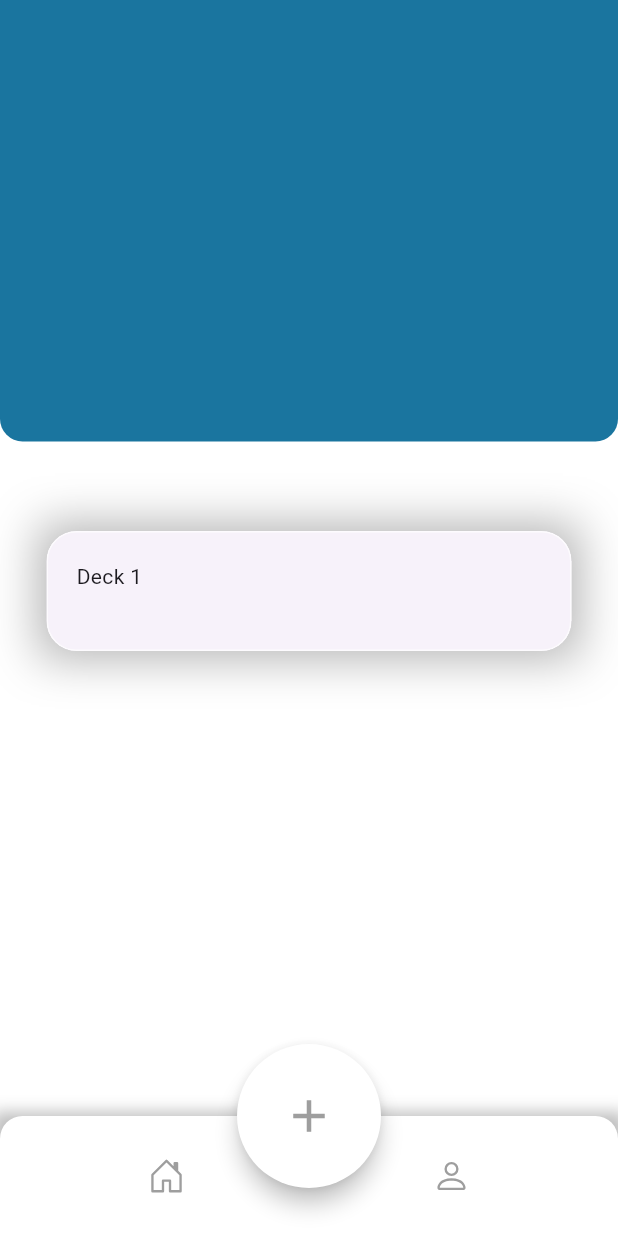
After one commit to louiec612/project_fluttercse10, a Flutter app: the HomePage screen opened directly, after a tap on "View All", on a phone screen of 412 x 824 dp. The commit adds this screen. Run offline on Flutter 3.47's test engine with Material 3 defaults, Android fonts, the phone set to English and light mode, and no system bars; drawn by our look-alikes of zoom_tap_animation; our stand-ins replace bootstrap_icons, carousel_slider, flutter_animate, google_fonts, google_generative_ai, sqflite and 1 more; accounts and stored records are empty; network calls fail.

Commit message:
06/12/2024 1230PM

```diff
--- a/lib/main.dart
+++ b/lib/main.dart
@@ -1,5 +1,6 @@
 import 'package:bootstrap_icons/bootstrap_icons.dart';
 import 'package:flutter/material.dart';
+import 'package:project_fluttercse10/view/deckView.dart';
 import 'package:zoom_tap_animation/zoom_tap_animation.dart';
 import 'generator.dart';
 import 'view/homeView.dart';
@@ -40,30 +41,28 @@ class MyApp extends StatelessWidget {
         )
       ),
       debugShowCheckedModeBanner: false,
-      home: const HomePage(),
+      home: HomePage(),
     );
   }
 }
+final GlobalKey<HomePageState> homePageKey = GlobalKey<HomePageState>();
+class HomePage extends StatefulWidget {
+  HomePage({Key? key}) : super(key: homePageKey);
 
-class HomePage extends StatefulWidget {
-  const HomePage({super.key});
 
   @override
-  State<HomePage> createState() => _HomePageState();
+  State<HomePage> createState() => HomePageState();
 }
 
-class _HomePageState extends State<HomePage> {
+class HomePageState extends State<HomePage> {
   Color _fabColor = Colors.grey;
   final PageController _controller = PageController();
   int _currentIndex = 0;
-  void _onPageChanged(int index) {
-    setState(() {
-      _currentIndex = index;
-    });
-  }
 
-  void _onButtonPressed(int index) {
+
+  void onButtonPressed(int index) {
     _controller.animateToPage(index,duration: const Duration(milliseconds: 1) ,curve:Curves.ease);
+    _currentIndex = index;
     setState(() {
       _fabColor =
           _currentIndex == 2 ? Theme.of(context).primaryColor : Colors.grey;
@@ -77,13 +76,13 @@ class _HomePageState extends State<HomePage> {
       extendBody: true,
       bottomNavigationBar: _bottomAppBar(
         currentIndex: _currentIndex,
-        onButtonPressed: _onButtonPressed,
+        onButtonPressed: onButtonPressed,
       ),
       floatingActionButton: FloatingActionButton.large(
         backgroundColor: Colors.white,
         foregroundColor: _fabColor,
         onPressed: () {
-          _onButtonPressed(3);
+          onButtonPressed(2);
         },
         shape: const CircleBorder(),
         child: const Icon(Icons.add),
@@ -91,12 +90,12 @@ class _HomePageState extends State<HomePage> {
       floatingActionButtonLocation: FloatingActionButtonLocation.centerDocked,
       body: PageView(
           controller: _controller,
-          onPageChanged: _onPageChanged,
           physics: const NeverScrollableScrollPhysics(),
           children: const [
             homeView(),
             profileView(),
             addFlashcardView(),
+            deckView(),
           ],
         ),
     );
--- /dev/null
+++ b/lib/view/deckView.dart
@@ -0,0 +1,77 @@
+// ignore_for_file: camel_case_types, file_names
+
+import 'package:flutter/material.dart';
+import 'package:project_fluttercse10/view/quizView.dart';
+
+import '../getset.dart';
+
+//VIEW FOR ADD/CREATE FLASH CARD
+class deckView extends StatelessWidget {
+  const deckView({super.key});
+
+  @override
+  Widget build(BuildContext context) {
+    return SingleChildScrollView(
+      // Makes the content scrollable
+      child: Stack(
+        children: [
+          Container(
+            width: getWid.wSize,
+            height: getHgt.hSize / 2.8,
+            decoration: BoxDecoration(
+                color: Theme.of(context).primaryColor,
+                borderRadius:
+                    const BorderRadius.vertical(bottom: Radius.circular(15))),
+          ),
+
+          Center(
+            child: Column(
+              children: [
+                const SizedBox(height:350),
+                Container(
+                  decoration: BoxDecoration(
+                    boxShadow: [
+                        BoxShadow(
+                        color: Colors.grey.withOpacity(0.8),
+                        blurRadius: 25, // Spread of the blur
+                        spreadRadius: 1, // Spread radius of shadow
+                        offset: const Offset(0, 0), // Center shadow
+                      ),
+                    ],
+                  ),
+                  child: Card(
+                    shape: RoundedRectangleBorder(
+                      side: const BorderSide(
+                        color: Colors.white70,
+                        width: 1.0,
+                      ),
+                       borderRadius: BorderRadius.circular(20),
+                    ),                    elevation: 0,
+                    clipBehavior: Clip.hardEdge,
+                    child: InkWell(
+                      splashColor: Colors.blue.withAlpha(30),
+                      onTap: () {
+                        Navigator.push(
+                            context,
+                            MaterialPageRoute(builder: (context) => const quizView())
+                        );
+                      },
+                      child: const SizedBox(
+                        width: 350,
+                        height: 80,
+                        child: Padding(
+                          padding: EdgeInsets.all(20.0),
+                          child: Text('Deck 1'),
+                        ),
+                      ),
+                    ),
+                  ),
+                ),
+              ],
+            ),
+          ),
+        ],
+      ),
+    );
+  }
+}
--- a/lib/view/homeView.dart
+++ b/lib/view/homeView.dart
@@ -1,6 +1,8 @@
 import 'package:flutter/material.dart';
 import 'package:project_fluttercse10/getset.dart';
 import 'package:project_fluttercse10/view/quizView.dart';
+
+import '../main.dart';
 
 class homeView extends StatefulWidget {
   const homeView({super.key});
@@ -31,7 +33,10 @@ class _homeViewState extends State<homeView> {
                     context,
                     MaterialPageRoute(builder: (context) => const quizView())
                   );
-              }, child: Text("Card 1"))
+              }, child: const Text("Card 1")),
+              ElevatedButton(onPressed: (){
+                homePageKey.currentState?.onButtonPressed(4);
+              }, child: const Text("View All"))
             ],
           ),
         ],
```
Also changed, not shown: lib/view/quizView.dart (+4 -4 lines).
